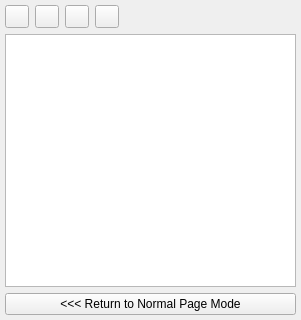
First picture: the form in scribus/ui/pagepalette_masterpagesbase.ui, repository scribusproject/scribus, before the edit.
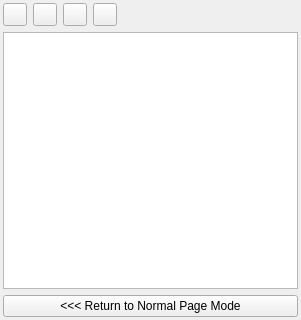
Second picture: the form after the edit.

```diff
--- a/scribus/ui/pagepalette_masterpagesbase.ui
+++ b/scribus/ui/pagepalette_masterpagesbase.ui
@@ -24,16 +24,16 @@
     <enum>QLayout::SetDefaultConstraint</enum>
    </property>
    <property name="leftMargin">
-    <number>5</number>
+    <number>3</number>
    </property>
    <property name="topMargin">
-    <number>5</number>
+    <number>3</number>
    </property>
    <property name="rightMargin">
-    <number>5</number>
+    <number>3</number>
    </property>
    <property name="bottomMargin">
-    <number>5</number>
+    <number>3</number>
    </property>
    <item>
     <layout class="QHBoxLayout" name="buttonLayout">
```
